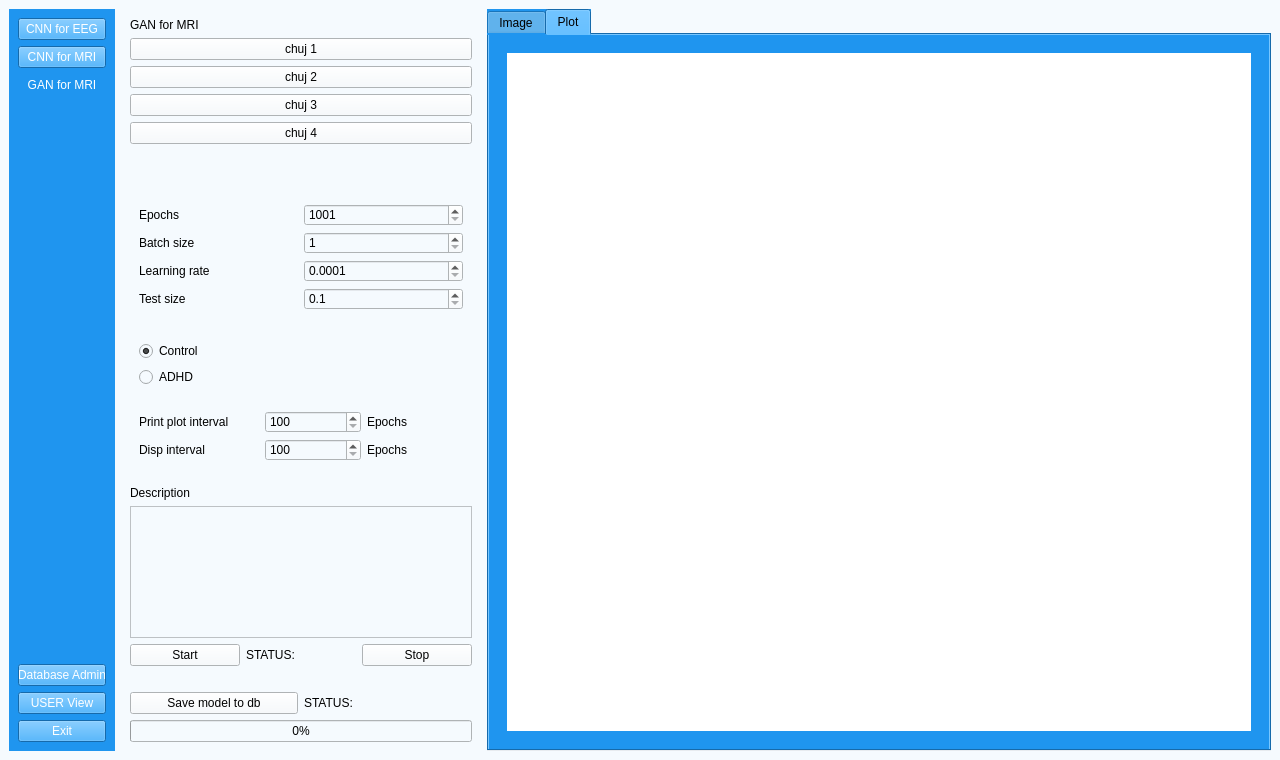
Qt form UI/aUI_projekt_GAN.ui (matimusial/ADHDPredictorApp) before a commit.
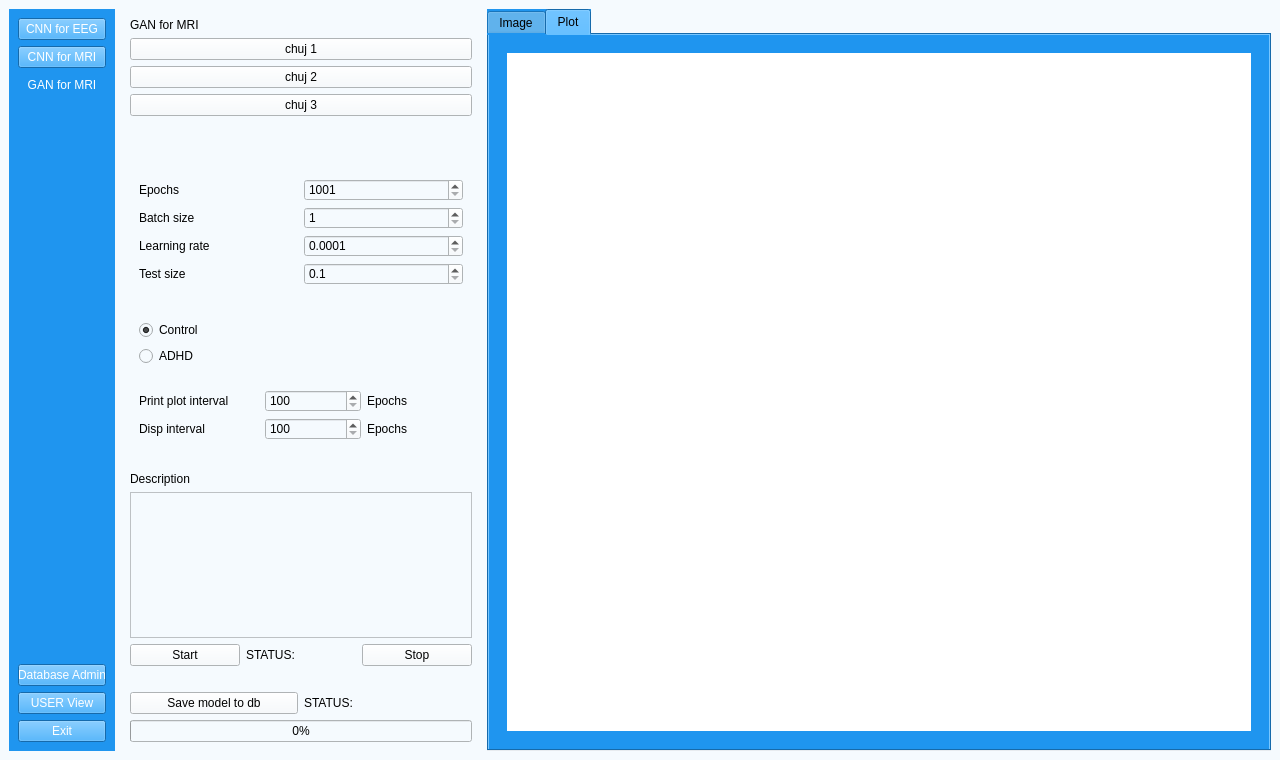
The same form after that commit. Icons and pictures are not drawn.

```diff
--- a/UI/aUI_projekt_GAN.ui
+++ b/UI/aUI_projekt_GAN.ui
@@ -191,13 +191,6 @@
                </property>
               </widget>
              </item>
-             <item>
-              <widget class="QPushButton" name="folder_explore_4">
-               <property name="text">
-                <string>chuj 4</string>
-               </property>
-              </widget>
-             </item>
              <item>
               <widget class="QLabel" name="info_dump">
                <property name="text">
```
